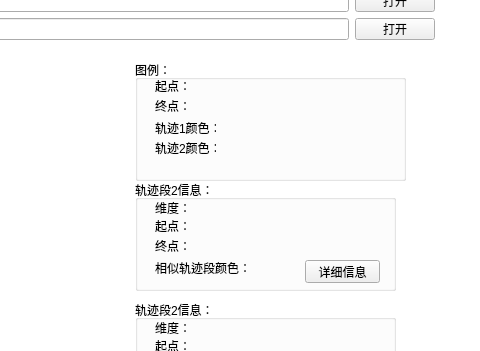
Qt form mainwindow.ui (ZhangShurong/Trajectory-similarity) before a commit; both pictures show x 485 to 965 and y 141 to 492 of the 965 by 709 pixel window.
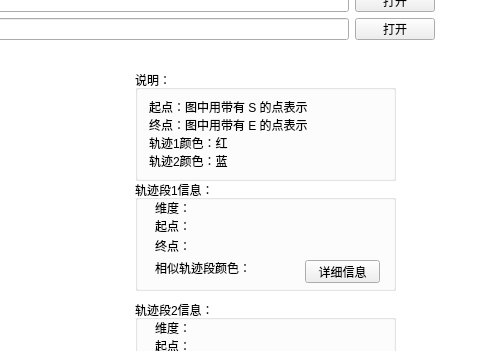
The same form after that commit. The open tabs and pages were chosen to show the change. Icons and pictures are not drawn. Custom widgets are drawn as their Qt base class.

Patch:
```diff
--- a/mainwindow.ui
+++ b/mainwindow.ui
@@ -1062,7 +1062,7 @@
            </rect>
           </property>
           <property name="title">
-           <string>轨迹段2信息：</string>
+           <string>轨迹段1信息：</string>
           </property>
           <widget class="QLabel" name="label_23">
            <property name="geometry">
@@ -1134,66 +1134,44 @@
           <property name="geometry">
            <rect>
             <x>0</x>
-            <y>0</y>
-            <width>271</width>
-            <height>121</height>
+            <y>10</y>
+            <width>261</width>
+            <height>111</height>
            </rect>
           </property>
           <property name="title">
-           <string>图例：</string>
+           <string>说明：</string>
           </property>
+          <layout class="QVBoxLayout" name="verticalLayout_2">
+           <item>
           <widget class="QLabel" name="label_27">
-           <property name="geometry">
-            <rect>
-             <x>20</x>
-             <y>20</y>
-             <width>54</width>
-             <height>12</height>
-            </rect>
-           </property>
            <property name="text">
-            <string>起点：</string>
-           </property>
-          </widget>
+              <string>起点：图中用带有 S 的点表示</string>
+             </property>
+            </widget>
+           </item>
+           <item>
           <widget class="QLabel" name="label_28">
-           <property name="geometry">
-            <rect>
-             <x>20</x>
-             <y>40</y>
-             <width>54</width>
-             <height>12</height>
-            </rect>
-           </property>
            <property name="text">
-            <string>终点：</string>
-           </property>
-          </widget>
+              <string>终点：图中用带有 E 的点表示</string>
+             </property>
+            </widget>
+           </item>
+           <item>
           <widget class="QLabel" name="label_29">
-           <property name="geometry">
-            <rect>
-             <x>20</x>
-             <y>60</y>
-             <width>61</width>
-             <height>16</height>
-            </rect>
-           </property>
            <property name="text">
-            <string>轨迹1颜色：</string>
-           </property>
-          </widget>
+              <string>轨迹1颜色：红</string>
+             </property>
+            </widget>
+           </item>
+           <item>
           <widget class="QLabel" name="label_30">
-           <property name="geometry">
-            <rect>
-             <x>20</x>
-             <y>80</y>
-             <width>61</width>
-             <height>16</height>
-            </rect>
-           </property>
            <property name="text">
-            <string>轨迹2颜色：</string>
-           </property>
-          </widget>
+              <string>轨迹2颜色：蓝</string>
+             </property>
+            </widget>
+           </item>
+          </layout>
          </widget>
         </widget>
        </item>
```
Left out of the diff: 2 changed lines with no effect on the pictures. Lines whose indentation alone changed are shown as unchanged.
